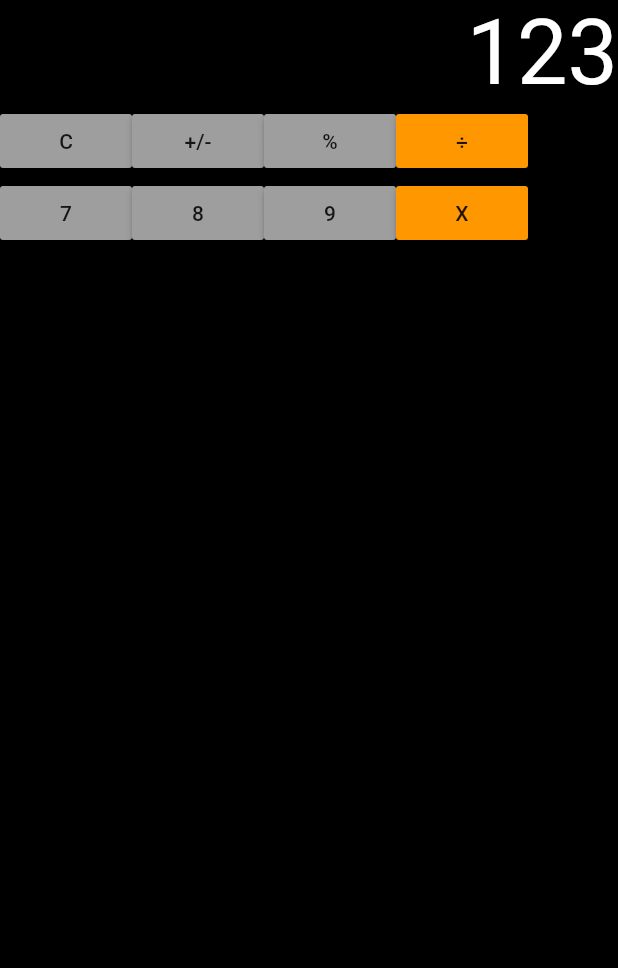
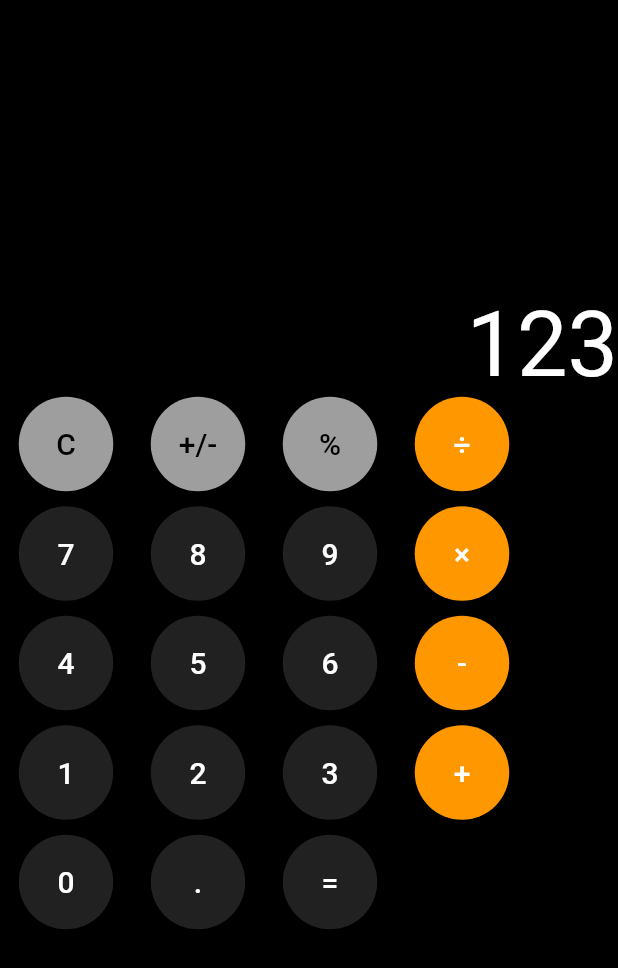
Before and after one commit to SaminYeaser/ioscalculator, a Flutter app: the screen it shows after launch, on a phone screen of 412 x 824 dp. Shown: the top 968 px of the screen. Run offline on Flutter 3.47's test engine with Material 2 defaults, Android fonts, the phone set to English and light mode, and no system bars.

Commit message:
UI 60% done

```diff
--- a/lib/main.dart
+++ b/lib/main.dart
@@ -12,6 +12,7 @@ class IOSCalculator extends StatelessWidget {
     return MaterialApp(
       title: 'Flutter App',
       home: IosCal(),
+      debugShowCheckedModeBanner: false,
     );
   }
 }
@@ -27,6 +28,7 @@ class _IosCalState extends State<IosCal> {
       appBar: null,
       backgroundColor: Colors.black,
       body: Column(
+        mainAxisAlignment: MainAxisAlignment.center,
         children: <Widget>[
           Row(
             children: <Widget>[
@@ -42,32 +44,62 @@ class _IosCalState extends State<IosCal> {
           ),
           Row(
             children: <Widget>[
-              button('C', Colors.grey),
-              button('+/-', Colors.grey),
-              button('%', Colors.grey),
-              button('\u00F7', Colors.orange)
+              button('C', Colors.grey, Colors.black),
+              button('+/-', Colors.grey,Colors.black),
+              button('%', Colors.grey,Colors.black),
+              button('\u00F7', Colors.orange,Colors.white)
             ],
           ),
           Row(
             children: <Widget>[
-              button('7', Colors.grey),
-              button('8', Colors.grey),
-              button('9', Colors.grey),
-              button('X', Colors.orange)
+              button('7', Colors.grey.shade900,Colors.white),
+              button('8', Colors.grey.shade900, Colors.white),
+              button('9', Colors.grey.shade900,Colors.white),
+              button('\u00D7', Colors.orange,Colors.white)
+            ],
+          ),
+          Row(
+            children: <Widget>[
+              button('4', Colors.grey.shade900,Colors.white),
+              button('5', Colors.grey.shade900,Colors.white),
+              button('6', Colors.grey.shade900,Colors.white),
+              button('-', Colors.orange,Colors.white)
+            ],
+          ),
+          Row(
+            children: <Widget>[
+              button('1', Colors.grey.shade900,Colors.white),
+              button('2', Colors.grey.shade900,Colors.white),
+              button('3', Colors.grey.shade900,Colors.white),
+              button('+', Colors.orange,Colors.white)
+            ],
+          ),
+          Row(
+            children: <Widget>[
+              button('0', Colors.grey.shade900,Colors.white),
+              button('.', Colors.grey.shade900,Colors.white),
+              button('=', Colors.grey.shade900,Colors.white),
             ],
           )
         ],
       ),
     );
   }
-  Widget button(text, Color color){
+  Widget button(text, Color color, txtColor){
     return Container(
+      padding: EdgeInsets.only(bottom: 10),
       child: RaisedButton(
-        child: Text(text),
+        child: Text(text,
+        style: TextStyle(
+          color: txtColor,
+          fontSize: 20,
+        ),),
         onPressed: (){
 
         },
         color: color,
+        padding: EdgeInsets.all(20),
+        shape: CircleBorder(),
       ),
     );
   }
```
